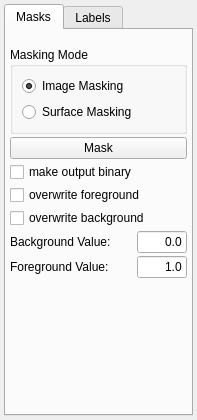
The window that Plugins/org.mitk.gui.qt.multilabelsegmentation/src/internal/SegmentationUtilities/ImageMasking/QmitkImageMaskingWidgetControls.ui (MITK/MITK) describes before a commit, drawn with Qt 5.
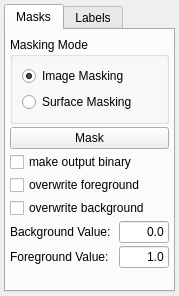
The same window after the commit. The open tabs and pages were chosen to show the change. Custom widgets are drawn as their Qt base class.

Commit message:
Fix stretch policy to minimize the gap between multiple selection widgets
The size policy of a data selection widget was minimized in order
to remove the gap between multiple selection widgets.

The edit to the form file:
```diff
--- a/Plugins/org.mitk.gui.qt.multilabelsegmentation/src/internal/SegmentationUtilities/ImageMasking/QmitkImageMaskingWidgetControls.ui
+++ b/Plugins/org.mitk.gui.qt.multilabelsegmentation/src/internal/SegmentationUtilities/ImageMasking/QmitkImageMaskingWidgetControls.ui
@@ -6,11 +6,11 @@
    <rect>
     <x>0</x>
     <y>0</y>
-    <width>197</width>
-    <height>420</height>
+    <width>179</width>
+    <height>296</height>
    </rect>
   </property>
-  <layout class="QVBoxLayout" name="verticalLayout_4">
+  <layout class="QVBoxLayout" name="verticalLayout">
    <property name="spacing">
     <number>2</number>
    </property>
@@ -26,7 +26,7 @@
       <attribute name="title">
        <string>Masks</string>
       </attribute>
-      <layout class="QVBoxLayout" name="verticalLayout">
+      <layout class="QVBoxLayout" name="verticalLayout_2">
        <property name="spacing">
         <number>3</number>
        </property>
@@ -35,11 +35,11 @@
        </property>
        <item>
         <widget class="QmitkDataSelectionWidget" name="dataSelectionWidget" native="true">
-         <property name="minimumSize">
-          <size>
-           <width>0</width>
-           <height>10</height>
-          </size>
+         <property name="sizePolicy">
+          <sizepolicy hsizetype="Minimum" vsizetype="Fixed">
+           <horstretch>0</horstretch>
+           <verstretch>0</verstretch>
+          </sizepolicy>
          </property>
         </widget>
        </item>
@@ -48,7 +48,7 @@
          <property name="title">
           <string>Masking Mode</string>
          </property>
-         <layout class="QVBoxLayout" name="verticalLayout_2">
+         <layout class="QVBoxLayout" name="verticalLayout_3">
           <item>
            <widget class="QRadioButton" name="rbMaskImage">
             <property name="text">
@@ -98,7 +98,7 @@
         </widget>
        </item>
        <item>
-        <layout class="QHBoxLayout" name="horizontalLayout_2">
+        <layout class="QHBoxLayout" name="horizontalLayout">
          <item>
           <widget class="QLabel" name="label_2">
            <property name="text">
@@ -144,7 +144,7 @@
         </layout>
        </item>
        <item>
-        <layout class="QHBoxLayout" name="horizontalLayout">
+        <layout class="QHBoxLayout" name="horizontalLayout_2">
          <item>
           <widget class="QLabel" name="label">
            <property name="text">
@@ -197,7 +197,7 @@
          <property name="sizeHint" stdset="0">
           <size>
            <width>20</width>
-           <height>8</height>
+           <height>40</height>
           </size>
          </property>
         </spacer>
@@ -208,10 +208,7 @@
       <attribute name="title">
        <string>Labels</string>
       </attribute>
-      <layout class="QVBoxLayout" name="verticalLayout_3">
-       <property name="spacing">
-        <number>3</number>
-       </property>
+      <layout class="QVBoxLayout" name="verticalLayout_4">
        <property name="margin">
         <number>4</number>
        </property>
@@ -242,7 +239,7 @@
          <property name="sizeHint" stdset="0">
           <size>
            <width>20</width>
-           <height>113</height>
+           <height>40</height>
           </size>
          </property>
         </spacer>
```
Left out of the diff: 2 changed lines with no effect on the pictures. The commit also changes 4 other files.
